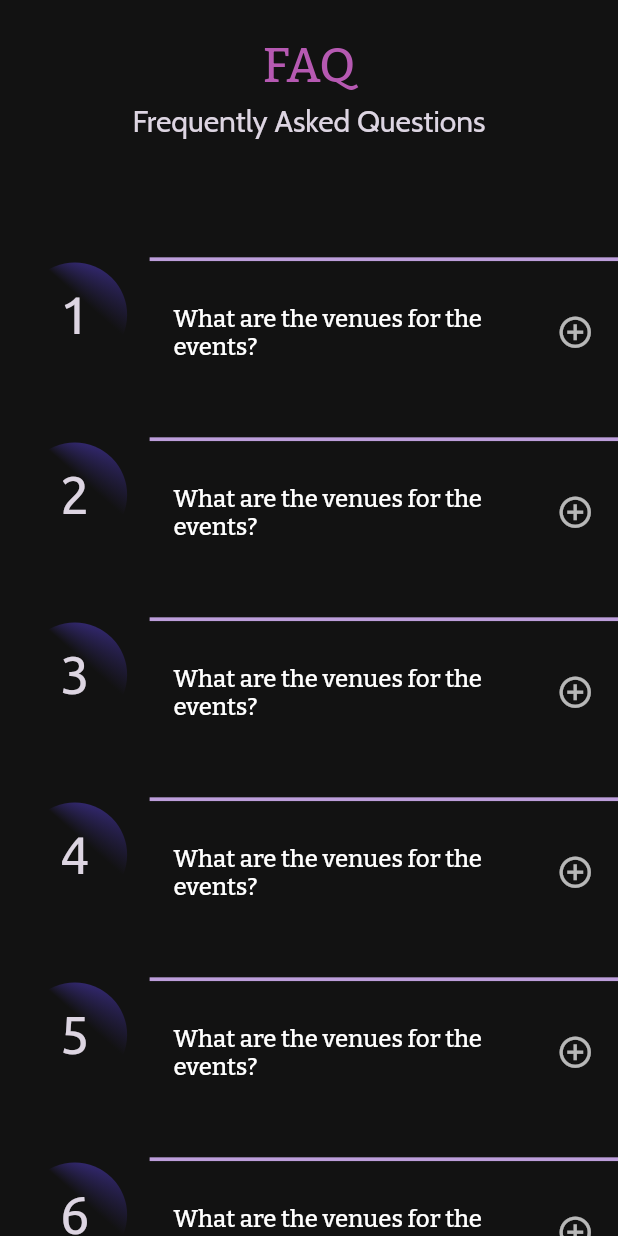
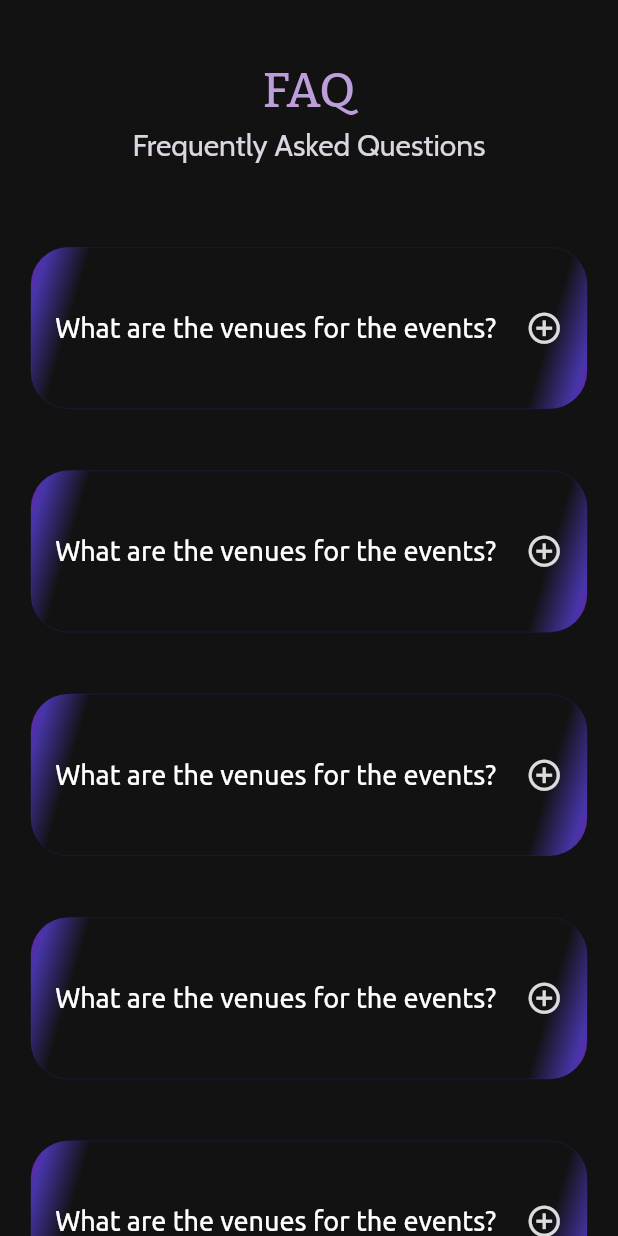
Before and after one commit to sonalika2001/FAQ-Page, a Flutter app: the screen it shows after launch, on a phone screen of 412 x 824 dp. Run offline on Flutter 3.47's test engine with Material 2 defaults, Android fonts, the phone set to English and light mode, and no system bars.

Commit message:
modified design

```diff
--- a/lib/constants.dart
+++ b/lib/constants.dart
@@ -2,7 +2,7 @@ import 'package:flutter/material.dart';
 import 'dart:math';
 
 const ktitlestyle = TextStyle(
-  color: kAccentThemeColor,
+  color: c,
   fontSize: 32,
   fontFamily: 'Bitter',
 );
@@ -38,27 +38,48 @@ const kleadingbgstyle = BoxDecoration(
 
 const kquestionstyle = TextStyle(
   color: Colors.white,
-  fontSize: 16,
-  fontFamily: 'Bitter',
+  fontSize: 18,
+  fontFamily: 'Ubuntu',
 );
 const kanswerstyle = TextStyle(
-  color: Colors.white,
-  fontSize: 14,
+  color: i,
+  fontSize: 16,
   fontFamily: 'Cabin',
 );
 
 const kdividercolour = c;
 
-const kcollapseiconcolor = m;
+const kcollapseiconcolor = k;
 
-const kquestionbgstyle = BoxDecoration(
-  // borderRadius: BorderRadius.only(
-  //   topLeft: Radius.circular(20),
-  //   bottomLeft: Radius.circular(20),
-  // ),
-  border: Border(
-    left: BorderSide(width: 3, color: k),
+
+
+var kcarddecorstyle = ShapeDecoration(
+
+
+  shape: RoundedRectangleBorder(
+    borderRadius: BorderRadius.circular(25),
+    side: BorderSide(color: g,width: 0.15),
   ),
+
+  gradient: LinearGradient(
+    colors: [
+      f,
+      kPrimaryThemeColor,
+
+      kbackgroundcolor,
+      kbackgroundcolor,
+
+      kPrimaryThemeColor,
+      f,
+    ],
+    stops: [0.0,0.03,0.1,0.9,0.97,1],
+    begin: Alignment.bottomRight,
+    end: Alignment.topLeft,
+
+
+
+  ),
+
 );
 
 const kbackgroundcolor = Color(0xff121212);
@@ -79,4 +100,7 @@ const j = Color(0xffAF9EC9);
 
 const k = Color(0xffDA71CE);
 const l = Color(0xffFFC4D0);
-const m =Color(0xffF1C0DE);
+const m = Color(0xffF1C0DE);
+
+const n = Color(0xffF3F3F4);
+const o = Color(0xffDADCDD);
--- a/lib/main.dart
+++ b/lib/main.dart
@@ -12,7 +12,6 @@ class MyApp extends StatelessWidget {
   Widget build(BuildContext context) {
     return MaterialApp(
       debugShowCheckedModeBanner: false,
-      theme: ThemeData.dark(),
       home: FaqScreen(),
     );
   }
--- a/lib/qna_tile.dart
+++ b/lib/qna_tile.dart
@@ -15,13 +15,16 @@ class _QnATileState extends State<QnATile> {
   bool expand = false;
   @override
   Widget build(BuildContext context) {
-    return Padding(
-      padding: EdgeInsets.only(top:12.0,bottom: 12),
+    return Container(
+      color: Colors.transparent,
+      child: Padding(
+        padding: EdgeInsets.only(
+            top: 0.03 * MediaQuery.of(context).size.height,
+            bottom: 0.03 * MediaQuery.of(context).size.height),
         child: Container(
-
-        decoration: expand ? kquestionbgstyle : null,
+          color: Colors.transparent,
           child: ExpansionTile(
-          backgroundColor: kbackgroundcolor,
+            backgroundColor: Colors.transparent,
             key: PageStorageKey<int>(1),
             expandedCrossAxisAlignment: CrossAxisAlignment.center,
             title: Data().questions[widget.index],
@@ -35,6 +38,7 @@ class _QnATileState extends State<QnATile> {
                   )
                 : Icon(
                     Icons.add_circle_outline,
+                    color: o,
                     size: 25,
                   ),
             onExpansionChanged: (value) {
@@ -44,12 +48,18 @@ class _QnATileState extends State<QnATile> {
             },
             children: <Widget>[
               Container(
-              padding: EdgeInsets.only(top: 5, right: 5, bottom: 10,),
+                padding: EdgeInsets.only(
+                  top: 5,
+                  right: 5,
+                  bottom: 10,
+                ),
+                color: Colors.transparent,
                 child: Data().answers[widget.index],
               )
             ],
           ),
         ),
+      ),
     );
   }
 }
--- a/lib/question_layout.dart
+++ b/lib/question_layout.dart
@@ -8,39 +8,48 @@ class QuestionLayout extends StatelessWidget {
   Widget build(BuildContext context) {
     return ListView.builder(
       itemCount: Data().questions.length,
-
       scrollDirection: Axis.vertical,
       shrinkWrap: true,
       itemBuilder: (BuildContext context, int index) {
         return Row(
           crossAxisAlignment: CrossAxisAlignment.start,
           children: <Widget>[
-            Padding(
-              padding: const EdgeInsets.only(left: 15, right: 15, bottom: 30),
+            // Padding(
+            //   padding: const EdgeInsets.only(left: 15, right: 15, bottom: 30),
+            //   child: Container(
+            //     padding: EdgeInsets.all(25),
+            //     decoration: kleadingbgstyle,
+            //     child: Text(
+            //       (index + 1).toString(),
+            //       style: kleadingtextstyle,
+            //     ),
+            //   ),
+            // ),
+            Expanded(
+              child: Padding(
+                padding: EdgeInsets.only(
+                    left: 0.05 * MediaQuery.of(context).size.width,
+                    right: 0.05 * MediaQuery.of(context).size.width,
+                    bottom: 0.05 * MediaQuery.of(context).size.height),
                 child: Container(
-                padding: EdgeInsets.all(25),
-                decoration: kleadingbgstyle,
-                child: Text(
-                  (index + 1).toString(),
-                  style: kleadingtextstyle,
-                ),
-              ),
-            ),
-            Expanded(
-              flex: 2,
+                  //padding: EdgeInsets.,
+                  decoration: kcarddecorstyle,
+
                   child: Column(
-                textBaseline: TextBaseline.alphabetic,
-                mainAxisAlignment: MainAxisAlignment.spaceEvenly,
-                crossAxisAlignment: CrossAxisAlignment.baseline,
+                    // textBaseline: TextBaseline.alphabetic,
+                    // mainAxisAlignment: MainAxisAlignment.spaceEvenly,
+                    // crossAxisAlignment: CrossAxisAlignment.baseline,
                     children: <Widget>[
-                  Divider(
-                    color: kdividercolour,
-                    thickness: 2.5,
-                  ),
+                      // Divider(
+                      //   color: kdividercolour,
+                      //   thickness: 2.5,
+                      // ),
                       QnATile(
                         index: index,
                       ),
                     ],
+                  ),
+                ),
               ),
             ),
           ],
--- a/lib/screen_layout.dart
+++ b/lib/screen_layout.dart
@@ -11,10 +11,10 @@ class ScreenLayout extends StatelessWidget {
           Expanded(
             flex: 1,
             child: Padding(
-              padding: EdgeInsets.symmetric(
-                vertical: 0.03 * MediaQuery.of(context).size.height,
+              padding: EdgeInsets.only(
+                top: 0.05 * MediaQuery.of(context).size.height,
+
               ),
-              child: Container(
               child: Column(
                 children: <Widget>[
                   Center(
@@ -36,7 +36,6 @@ class ScreenLayout extends StatelessWidget {
               ),
             ),
           ),
-          ),
           Expanded(
             flex: 4,
             child: QuestionLayout(),
```
Lines whose indentation alone changed are shown as unchanged.
